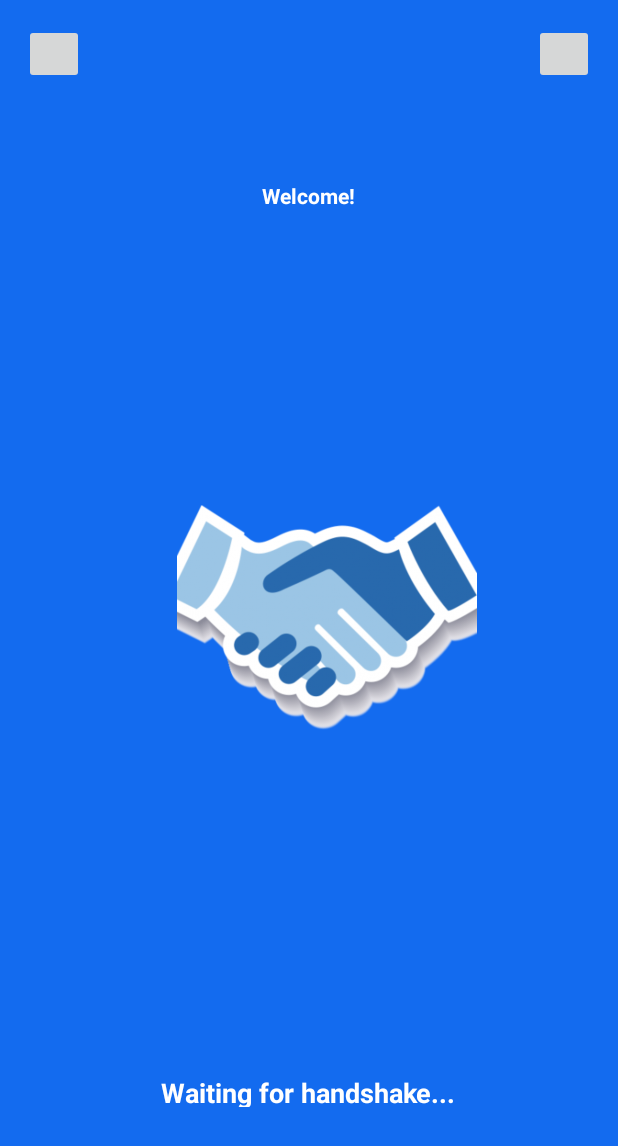
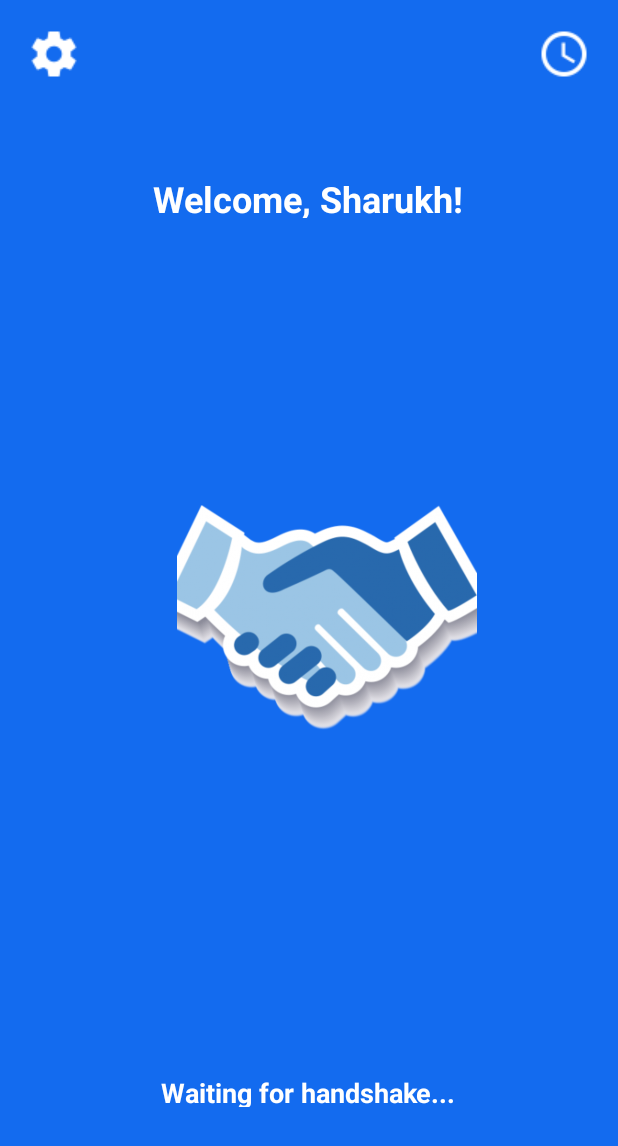
Before and after one commit to sharukhhasan/Handshake-Android, an Android app: the layout activity_main.xml on its own in the app's theme, with its tools: preview values and no code run, on a phone screen of 412 x 824 dp. Shown: the top 1146 px of the screen. Run offline under Robolectric (Android 15) with nearby library versions, the phone set to English and light mode, and no system bars.

Commit message:
fixed views

```diff
--- a/app/src/main/java/com/sharukhhasan/handshake/activities/LoginActivity.java
+++ b/app/src/main/java/com/sharukhhasan/handshake/activities/LoginActivity.java
@@ -81,6 +81,10 @@ public class LoginActivity extends AppCompatActivity {
 
                         });
 
+                Log.d(TAG, user.userFirstName);
+                Log.d(TAG, user.userEmail);
+                Log.d(TAG, user.userFacebookId);
+                Log.d(TAG, user.userFacebookLink);
                 Bundle parameters = new Bundle();
                 parameters.putString("fields", "id, firstName, lastName, email");
                 request.setParameters(parameters);
--- a/app/src/main/java/com/sharukhhasan/handshake/activities/MainActivity.java
+++ b/app/src/main/java/com/sharukhhasan/handshake/activities/MainActivity.java
@@ -59,8 +59,8 @@ public class MainActivity extends AppCompatActivity implements ShakeDetector.Lis
         waitingShakeTextView = (TextView) findViewById(R.id.waitingShakeTextView);
 
         welcomeTextView = (TextView) findViewById(R.id.welcomeTextView);
-        //String welcome = "Welcome, " + currentUser.userFirstName + "!";
-        //welcomeTextView.setText(welcome);
+        String welcome = "Welcome, " + currentUser.userFirstName + "!";
+        welcomeTextView.setText(welcome);
 
         SensorManager sensorManager = (SensorManager) getSystemService(SENSOR_SERVICE);
         ShakeDetector sd = new ShakeDetector(this);
--- a/app/src/main/res/layout/activity_main.xml
+++ b/app/src/main/res/layout/activity_main.xml
@@ -19,25 +19,28 @@
         android:gravity="center"
         android:textColor="#ffffff"
         android:textStyle="bold"
-        android:text="Welcome!" />
+        android:text="Welcome, Sharukh!"
+        android:textSize="24dp" />
 
     <ImageButton
         android:layout_width="40dp"
         android:layout_height="40dp"
         android:id="@+id/settingsButton"
-        android:src="@drawable/settings"
+        android:src="@drawable/settings_med"
         android:layout_alignParentTop="true"
         android:layout_alignParentLeft="true"
-        android:layout_alignParentStart="true" />
+        android:layout_alignParentStart="true"
+        android:background="#136BEF" />
 
     <ImageButton
         android:layout_width="40dp"
         android:layout_height="40dp"
         android:id="@+id/pastShakesButton"
-        android:src="@drawable/settings"
+        android:src="@drawable/pastshakes_med"
         android:layout_alignParentTop="true"
         android:layout_alignParentRight="true"
-        android:layout_alignParentEnd="true" />
+        android:layout_alignParentEnd="true"
+        android:background="#136BEF" />
 
     <ImageView
         android:layout_width="240dp"
--- /dev/null
+++ b/app/src/main/res/layout/settings_list_row.xml
@@ -0,0 +1,6 @@
+<?xml version="1.0" encoding="utf-8"?>
+<LinearLayout xmlns:android="http://schemas.android.com/apk/res/android"
+    android:orientation="vertical" android:layout_width="match_parent"
+    android:layout_height="match_parent">
+
+</LinearLayout>
```
Also changed, not shown: app/src/main/res/drawable/pastshakes_med.png (added), app/src/main/res/drawable/settings_med.png (added), app/src/main/res/drawable/settings_small.png (added), app/src/main/res/layout/shakes_list_row.xml (renamed from app/src/main/res/layout/list_row.xml).
